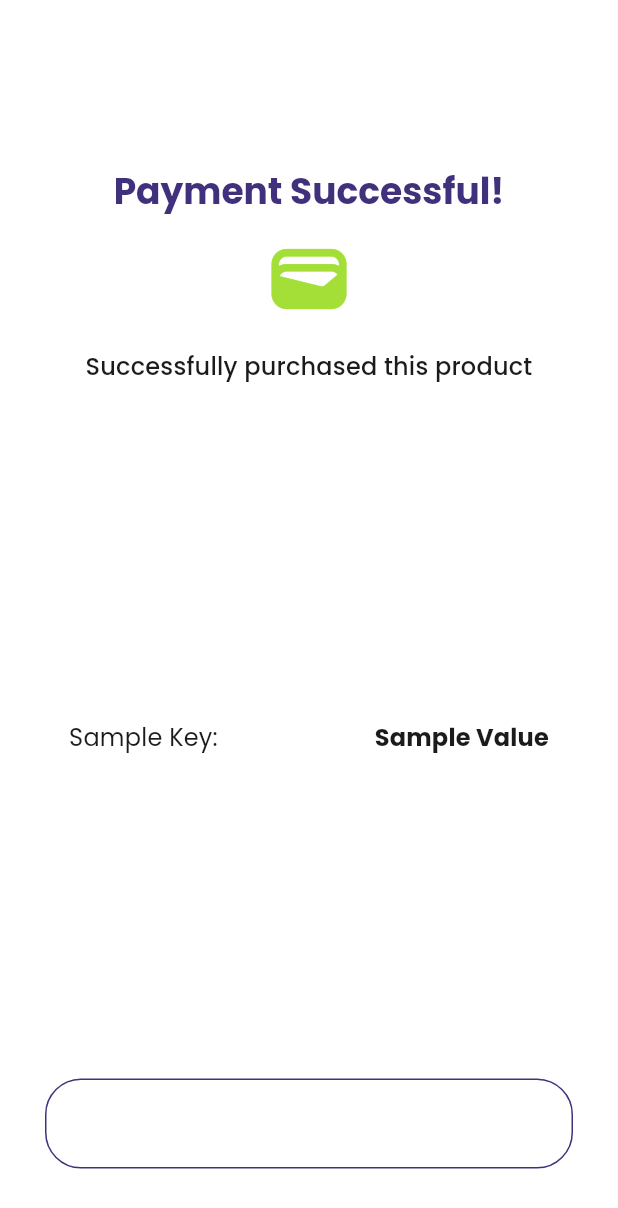
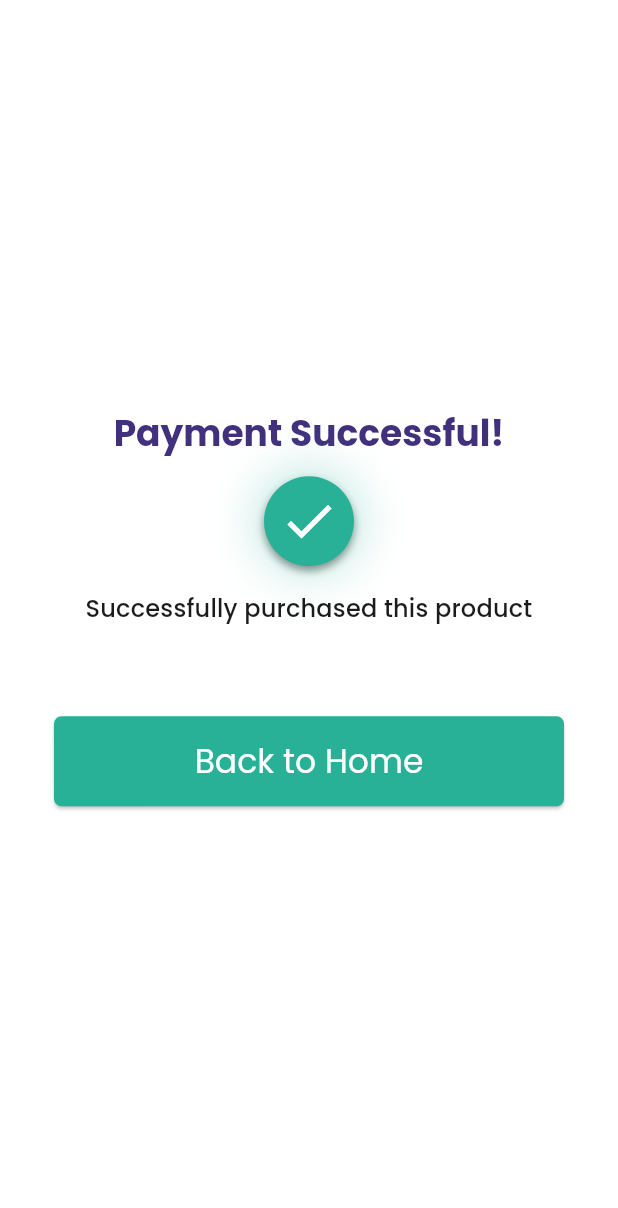
Before and after one commit to MarAntDee/s2s-after-sales, a Flutter app: the PaymentSuccessPage screen opened directly, on a phone screen of 412 x 824 dp. Shown: the top 1208 px of the screen. Run offline on Flutter 3.47's test engine with Material 3 defaults, Android fonts, the phone set to English and light mode, and no system bars; our stand-ins replace flutter_svg, pin_input_text_field, rxdart, shared_preferences, url_strategy; missing offline and left inert: pretty_http_logger; accounts and stored records are empty.

Commit message:
update UI for success and failed page

```diff
--- a/lib/screens/payment-success.dart
+++ b/lib/screens/payment-success.dart
@@ -1,4 +1,5 @@
 import 'package:flutter/material.dart';
+import 'package:s2s_after_sales/theme/boxes.dart';
 
 import '../utils/navigator.dart';
 
@@ -9,15 +10,20 @@ class PaymentSuccessPage extends StatelessWidget {
   Widget build(BuildContext context) {
     ThemeData _theme = Theme.of(context);
     return Scaffold(
-      body: Container(
-        child: SafeArea(
+      body: Center(
+        child: Container(
+          constraints: const BoxConstraints(
+            maxWidth: 400,
+            maxHeight: 800,
+          ),
+          decoration: AppBoxes().receipt,
           child: Padding(
             padding: EdgeInsets.symmetric(horizontal: 30).copyWith(bottom: 45),
             child: Column(
               mainAxisSize: MainAxisSize.min,
               crossAxisAlignment: CrossAxisAlignment.stretch,
               children: [
-                Spacer(),
+                const SizedBox(height: 32),
                 Center(
                   child: Text(
                     "Payment Successful!",
@@ -28,75 +34,94 @@ class PaymentSuccessPage extends StatelessWidget {
                     textAlign: TextAlign.center,
                   ),
                 ),
-                SizedBox(height: 12),
-                Icon(
-                  Icons.wallet,
-                  color: Color(0xFFA3DF37),
-                  size: 60,
+                const SizedBox(height: 12),
+                Container(
+                  width: 60,
+                  height: 60,
+                  decoration: BoxDecoration(
+                    shape: BoxShape.circle,
+                    color: _theme.colorScheme.secondary,
+                    boxShadow: [
+                      const BoxShadow(
+                        color: Colors.black45,
+                        blurRadius: 4,
+                        spreadRadius: 0,
+                        offset: Offset(0, 3),
+                      ),
+                      BoxShadow(
+                        color: _theme.colorScheme.secondary.withAlpha(60),
+                        blurRadius: 24,
+                        spreadRadius: 8,
+                        offset: Offset.zero,
+                      ),
+                    ],
+                  ),
+                  child: const Center(
+                    child: Icon(
+                      Icons.check,
+                      color: Colors.white,
+                      size: 40,
+                    ),
+                  ),
                 ),
                 Padding(
-                  padding: const EdgeInsets.only(bottom: 16.0, top: 16.0),
+                  padding: const EdgeInsets.only(bottom: 60, top: 16),
                   child: Text(
                     "Successfully purchased this product",
                     textAlign: TextAlign.center,
                     style: _theme.textTheme.titleMedium,
                   ),
                 ),
-                Expanded(
-                  flex: 4,
-                  child: Center(
-                    child: Padding(
-                      padding: const EdgeInsets.symmetric(horizontal: 16.0),
-                      child: SingleChildScrollView(
-                        child: Column(
-                          mainAxisSize: MainAxisSize.min,
-                          children: {"Sample Key": "Sample Value"}
-                              .entries
-                              .map(
-                                (entry) => Padding(
-                                  padding: EdgeInsets.only(bottom: 8),
-                                  child: Row(
-                                    children: [
-                                      Expanded(
-                                        flex: 4,
-                                        child: Text(
-                                          "${entry.key}:",
-                                          style: _theme.textTheme.titleMedium!
-                                              .copyWith(
-                                                  fontWeight: FontWeight.w400),
-                                        ),
-                                      ),
-                                      Expanded(
-                                        flex: 6,
-                                        child: Text(
-                                          entry.value.toString(),
-                                          style: _theme.textTheme.titleMedium!
-                                              .copyWith(
-                                                  fontWeight: FontWeight.w700),
-                                          textAlign: TextAlign.right,
-                                        ),
-                                      ),
-                                    ],
-                                  ),
-                                ),
-                              )
-                              .toList(),
-                        ),
-                      ),
-                    ),
-                  ),
-                ),
-                OutlinedButton(
-                  style: OutlinedButton.styleFrom(
-                    side: BorderSide(color: _theme.primaryColor),
-                    shape: RoundedRectangleBorder(
-                        borderRadius: BorderRadius.circular(24.0)),
-                  ),
-                  onPressed: () {},
+                // Expanded(
+                //   flex: 4,
+                //   child: Center(
+                //     child: Padding(
+                //       padding: const EdgeInsets.symmetric(horizontal: 16.0),
+                //       child: SingleChildScrollView(
+                //         child: Column(
+                //           mainAxisSize: MainAxisSize.min,
+                //           children: {"Sample Key": "Sample Value"}
+                //               .entries
+                //               .map(
+                //                 (entry) => Padding(
+                //                   padding: EdgeInsets.only(bottom: 8),
+                //                   child: Row(
+                //                     children: [
+                //                       Expanded(
+                //                         flex: 4,
+                //                         child: Text(
+                //                           "${entry.key}:",
+                //                           style: _theme.textTheme.titleMedium!
+                //                               .copyWith(
+                //                                   fontWeight: FontWeight.w400),
+                //                         ),
+                //                       ),
+                //                       Expanded(
+                //                         flex: 6,
+                //                         child: Text(
+                //                           entry.value.toString(),
+                //                           style: _theme.textTheme.titleMedium!
+                //                               .copyWith(
+                //                                   fontWeight: FontWeight.w700),
+                //                           textAlign: TextAlign.right,
+                //                         ),
+                //                       ),
+                //                     ],
+                //                   ),
+                //                 ),
+                //               )
+                //               .toList(),
+                //         ),
+                //       ),
+                //     ),
+                //   ),
+                // ),
+                ElevatedButton(
+                  onPressed: Navigator.of(context).popUntilHome,
                   child: Padding(
                     padding: const EdgeInsets.all(16.0),
                     child: Text(
-                      "OK",
+                      "Back to Home",
                       style: _theme.primaryTextTheme.headline6,
                     ),
                   ),
--- a/lib/theme/boxes.dart
+++ b/lib/theme/boxes.dart
@@ -4,8 +4,15 @@ import 'package:s2s_after_sales/main.dart';
 class AppBoxes {
   final BuildContext _context = navigatorKey.currentContext!;
 
+  ThemeData get _theme => Theme.of(_context);
+
   BoxDecoration get main => BoxDecoration(
-        color: Theme.of(_context).scaffoldBackgroundColor,
+        color: _theme.scaffoldBackgroundColor,
         borderRadius: BorderRadius.circular(15),
       );
+
+  BoxDecoration get receipt => BoxDecoration(
+        color: _theme.colorScheme.surface,
+        borderRadius: BorderRadius.circular(8),
+      );
 }
```
Also changed, not shown: lib/screens/payment-failed.dart (+80 -1 lines).
